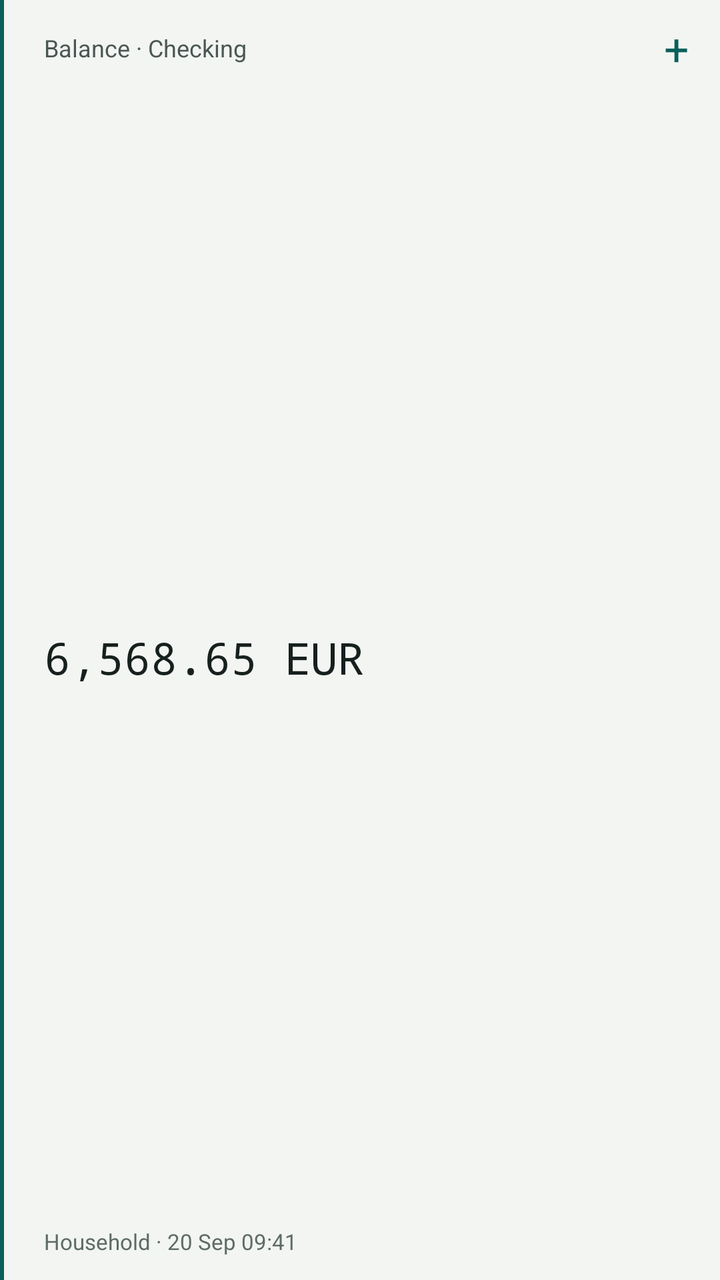
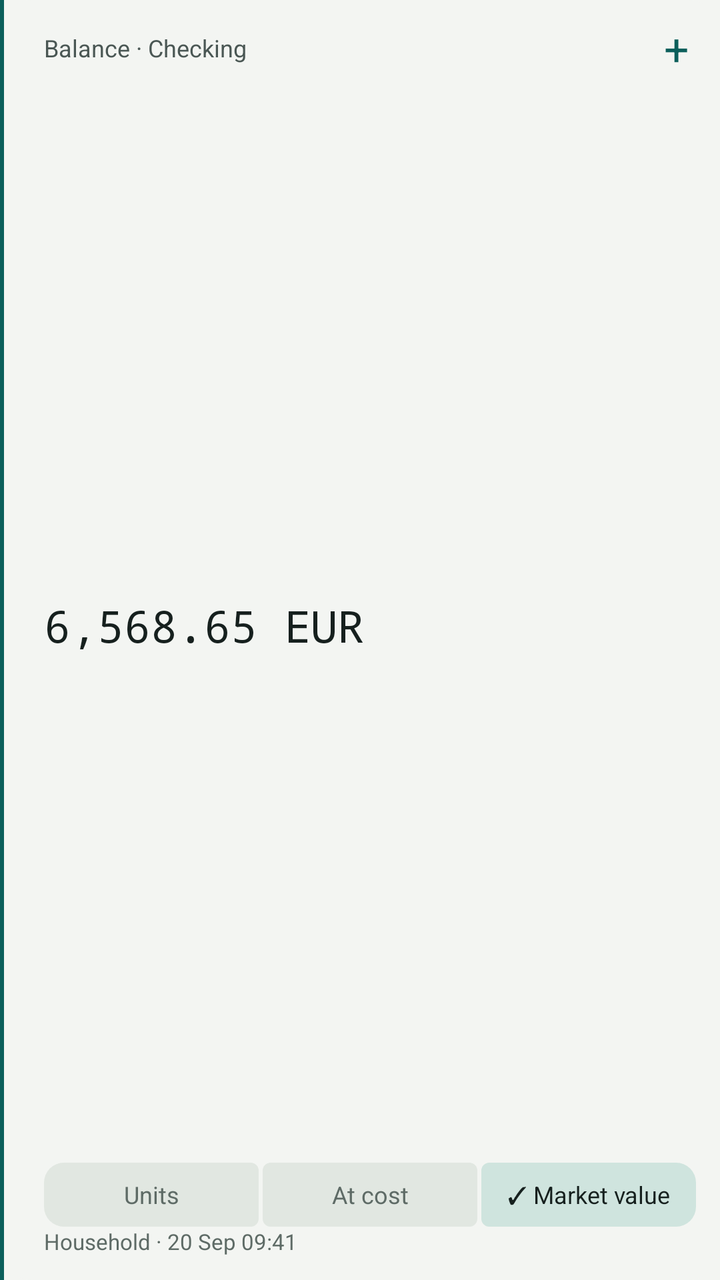

The first picture is an Android layout as it rendered before a commit; the second is the same layout after the commit. The layout source and the unified diff follow.
<!-- AndroidManifest.xml: application theme Theme.Beancount -->
<!-- res/layout/widget_preview_balance.xml -->
<?xml version="1.0" encoding="utf-8"?>
<FrameLayout xmlns:android="http://schemas.android.com/apk/res/android"
    xmlns:tools="http://schemas.android.com/tools"
    android:id="@+id/widget_root"
    android:layout_width="match_parent"
    android:layout_height="match_parent">

    <ImageView
        android:id="@+id/widget_paper"
        android:layout_width="match_parent"
        android:layout_height="match_parent"
        android:scaleType="fitXY"
        android:importantForAccessibility="no"
        android:src="@drawable/widget_paper"
        android:tint="@color/widget_surface"
        tools:ignore="UseAppTint" />

    <LinearLayout
        android:layout_width="match_parent"
        android:layout_height="match_parent"
        android:orientation="horizontal">

        <ImageView
            android:id="@+id/widget_rule"
            android:layout_width="2dp"
            android:layout_height="match_parent"
            android:scaleType="fitXY"
            android:importantForAccessibility="no"
            android:src="@drawable/widget_rule"
            android:tint="@color/widget_rule"
            tools:ignore="UseAppTint" />

        <LinearLayout
            android:layout_width="match_parent"
            android:layout_height="match_parent"
            android:orientation="vertical"
            android:paddingTop="4dp"
            android:paddingBottom="12dp"
            android:paddingStart="20dp"
            android:paddingLeft="20dp">

            <LinearLayout
                android:layout_width="match_parent"
                android:layout_height="wrap_content"
                android:gravity="center_vertical"
                android:orientation="horizontal">

                <TextView
                    android:id="@+id/widget_label"
                    android:layout_width="0dp"
                    android:layout_height="wrap_content"
                    android:layout_weight="1"
                    android:maxLines="1"
                    android:ellipsize="end"
                    android:textSize="12sp"
                    android:text="Balance · Checking"
                    android:textColor="@color/widget_label" />

                <TextView
                    android:id="@+id/widget_add"
                    android:layout_width="44dp"
                    android:layout_height="40dp"
                    android:gravity="center"
                    android:text="+"
                    android:textSize="22sp"
                    android:contentDescription="Add an entry"
                    android:textColor="@color/widget_rule" />
            </LinearLayout>

            <TextView
                android:id="@+id/widget_value"
                android:layout_width="match_parent"
                android:layout_height="0dp"
                android:layout_weight="1"
                android:paddingEnd="12dp"
                android:paddingRight="12dp"
                android:gravity="center_vertical"
                android:maxLines="2"
                android:ellipsize="end"
                android:textSize="22sp"
                android:autoSizeTextType="uniform"
                android:autoSizeMinTextSize="11sp"
                android:autoSizeMaxTextSize="22sp"
                android:autoSizeStepGranularity="1sp"
                android:fontFamily="monospace"
                android:text="6,568.65 EUR"
                android:textColor="@color/widget_value" />

            <TextView
                android:id="@+id/widget_footnote"
                android:layout_width="match_parent"
                android:layout_height="wrap_content"
                android:paddingEnd="12dp"
                android:paddingRight="12dp"
                android:maxLines="1"
                android:ellipsize="end"
                android:textSize="11sp"
                android:text="Household · 20 Sep 09:41"
                android:textColor="@color/widget_footnote" />

        </LinearLayout>
    </LinearLayout>
</FrameLayout>
<!-- resources referenced by this layout -->
<resources>
  <color name="widget_footnote">#5E6B66</color>
  <color name="widget_label">#4A5754</color>
  <color name="widget_rule">#0B5F5B</color>
  <color name="widget_surface">#F3F5F2</color>
  <color name="widget_value">#16201E</color>
  <!-- drawable widget_paper (drawable) -->
  <?xml version="1.0" encoding="utf-8"?>
  <shape xmlns:android="http://schemas.android.com/apk/res/android" android:shape="rectangle">
      <corners android:radius="16dp" />
      <solid android:color="#FFFFFFFF" />
  </shape>
  <!-- drawable widget_rule (drawable) -->
  <?xml version="1.0" encoding="utf-8"?>
  <shape xmlns:android="http://schemas.android.com/apk/res/android" android:shape="rectangle">
      <solid android:color="#FFFFFFFF" />
  </shape>
  <style name="Theme.Beancount" parent="android:Theme.Material.Light.NoActionBar">
          <item name="android:windowBackground">@color/window_background</item>
      </style>
  <color name="window_background">#F3F5F2</color>
</resources>

<!-- the commit's change to res/layout/widget_preview_balance.xml (unified diff, before → after) -->
@@ -86,6 +86,88 @@
                 android:text="6,568.65 EUR"
                 android:textColor="@color/widget_value" />
 
+            
+            <LinearLayout
+                android:layout_width="match_parent"
+                android:layout_height="wrap_content"
+                android:orientation="horizontal"
+                android:paddingEnd="12dp"
+                android:paddingRight="12dp">
+
+                <FrameLayout
+                    android:layout_width="0dp"
+                    android:layout_height="32dp"
+                    android:layout_weight="1"
+                    android:layout_marginLeft="0dp"
+                    android:layout_marginStart="0dp">
+
+                    <ImageView
+                        android:layout_width="match_parent"
+                        android:layout_height="match_parent"
+                        android:scaleType="fitXY"
+                        android:importantForAccessibility="no"
+                        android:src="@drawable/widget_segment_start"
+                        android:tint="@color/widget_segment"
+                        tools:ignore="UseAppTint" />
+
+                    <TextView
+                        android:layout_width="match_parent"
+                        android:layout_height="match_parent"
+                        android:gravity="center"
+                        android:textSize="12sp"
+                        android:text="Units"
+                        android:textColor="@color/widget_footnote" />
+                </FrameLayout>
+                <FrameLayout
+                    android:layout_width="0dp"
+                    android:layout_height="32dp"
+                    android:layout_weight="1"
+                    android:layout_marginLeft="2dp"
+                    android:layout_marginStart="2dp">
+
+                    <ImageView
+                        android:layout_width="match_parent"
+                        android:layout_height="match_parent"
+                        android:scaleType="fitXY"
+                        android:importantForAccessibility="no"
+                        android:src="@drawable/widget_segment_middle"
+                        android:tint="@color/widget_segment"
+                        tools:ignore="UseAppTint" />
+
+                    <TextView
+                        android:layout_width="match_parent"
+                        android:layout_height="match_parent"
+                        android:gravity="center"
+                        android:textSize="12sp"
+                        android:text="At cost"
+                        android:textColor="@color/widget_footnote" />
+                </FrameLayout>
+                <FrameLayout
+                    android:layout_width="0dp"
+                    android:layout_height="32dp"
+                    android:layout_weight="1"
+                    android:layout_marginLeft="2dp"
+                    android:layout_marginStart="2dp">
+
+                    <ImageView
+                        android:layout_width="match_parent"
+                        android:layout_height="match_parent"
+                        android:scaleType="fitXY"
+                        android:importantForAccessibility="no"
+                        android:src="@drawable/widget_segment_end"
+                        android:tint="@color/widget_segment_on"
+                        tools:ignore="UseAppTint" />
+
+                    <TextView
+                        android:layout_width="match_parent"
+                        android:layout_height="match_parent"
+                        android:gravity="center"
+                        android:textSize="12sp"
+                        android:text="✓ Market value"
+                        android:textColor="@color/widget_value" />
+                </FrameLayout>
+            </LinearLayout>
+
             <TextView
                 android:id="@+id/widget_footnote"
                 android:layout_width="match_parent"
<!-- resource entries referenced after the edit -->
@@ -3,6 +3,8 @@
   <color name="widget_footnote">#5E6B66</color>
   <color name="widget_label">#4A5754</color>
   <color name="widget_rule">#0B5F5B</color>
+  <color name="widget_segment">#E1E7E1</color>
+  <color name="widget_segment_on">#CFE4DE</color>
   <color name="widget_surface">#F3F5F2</color>
   <color name="widget_value">#16201E</color>
   <!-- drawable widget_paper (drawable) -->
@@ -16,6 +18,36 @@
   <shape xmlns:android="http://schemas.android.com/apk/res/android" android:shape="rectangle">
       <solid android:color="#FFFFFFFF" />
   </shape>
+  <!-- drawable widget_segment_end (drawable) -->
+  <?xml version="1.0" encoding="utf-8"?>
+  <shape xmlns:android="http://schemas.android.com/apk/res/android" android:shape="rectangle">
+      <solid android:color="#FFFFFFFF" />
+      <corners
+          android:topLeftRadius="4dp"
+          android:bottomLeftRadius="4dp"
+          android:topRightRadius="10dp"
+          android:bottomRightRadius="10dp" />
+  </shape>
+  <!-- drawable widget_segment_middle (drawable) -->
+  <?xml version="1.0" encoding="utf-8"?>
+  <shape xmlns:android="http://schemas.android.com/apk/res/android" android:shape="rectangle">
+      <solid android:color="#FFFFFFFF" />
+      <corners
+          android:topLeftRadius="4dp"
+          android:bottomLeftRadius="4dp"
+          android:topRightRadius="4dp"
+          android:bottomRightRadius="4dp" />
+  </shape>
+  <!-- drawable widget_segment_start (drawable) -->
+  <?xml version="1.0" encoding="utf-8"?>
+  <shape xmlns:android="http://schemas.android.com/apk/res/android" android:shape="rectangle">
+      <solid android:color="#FFFFFFFF" />
+      <corners
+          android:topLeftRadius="10dp"
+          android:bottomLeftRadius="10dp"
+          android:topRightRadius="4dp"
+          android:bottomRightRadius="4dp" />
+  </shape>
   <style name="Theme.Beancount" parent="android:Theme.Material.Light.NoActionBar">
           <item name="android:windowBackground">@color/window_background</item>
       </style>
